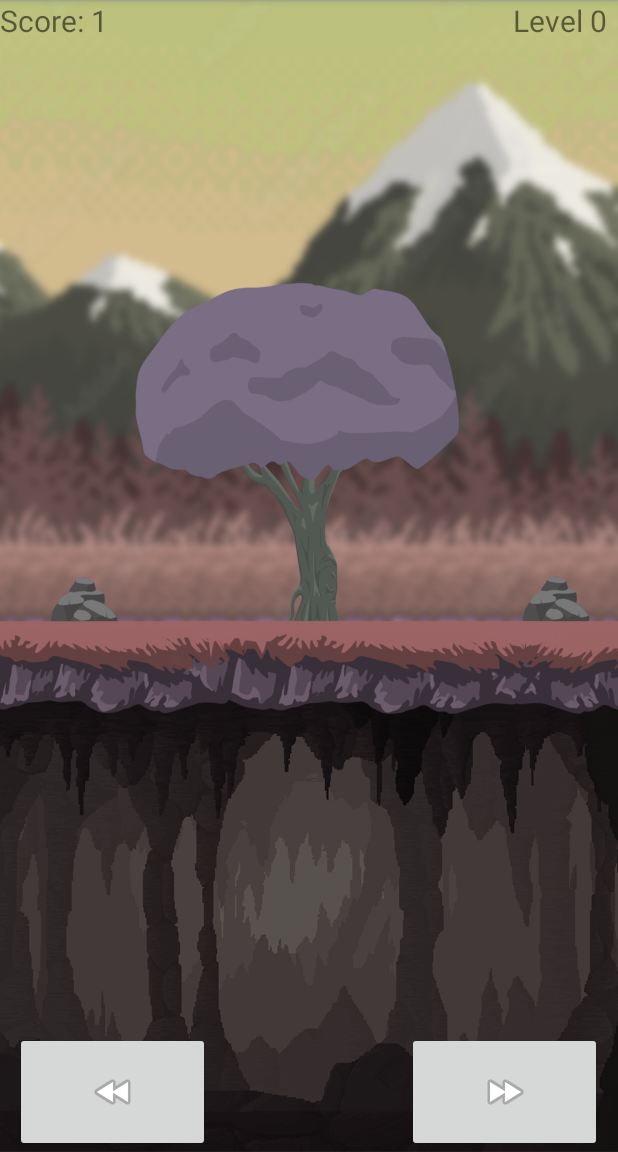
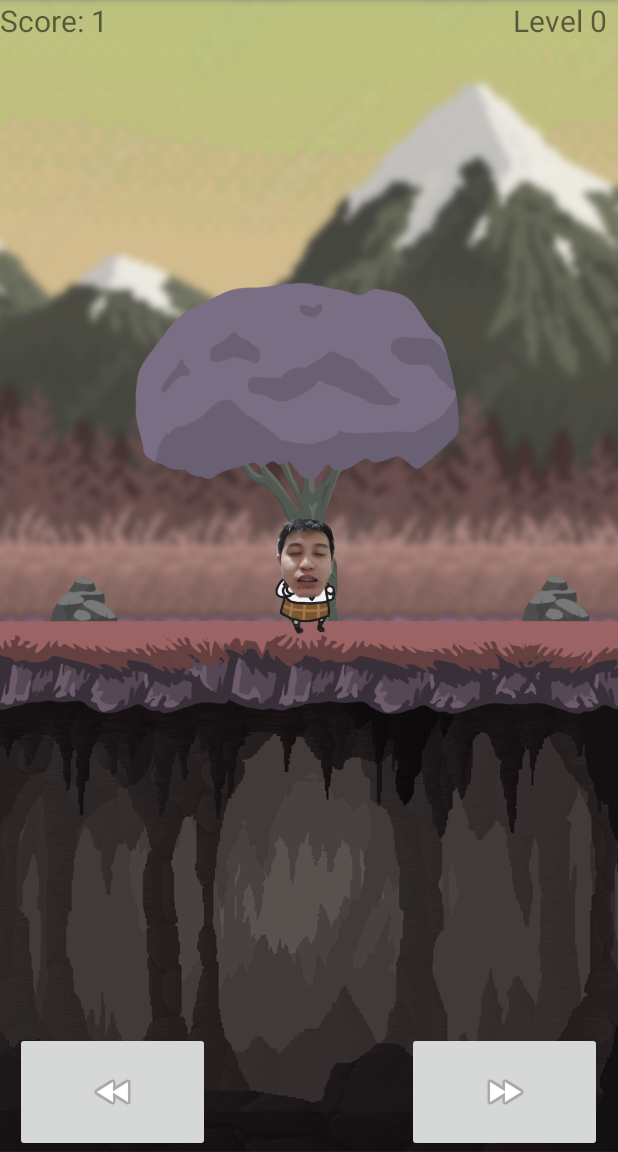
Before and after one commit to faustojc/GameTech, an Android app: the MainActivity screen opened directly, with no data from a screen before it, on a phone screen of 412 x 824 dp, the part 84-1236 px from its top. Run offline under Robolectric (Android 15) with nearby library versions, the phone set to English and light mode, and no system bars; 10 statements that could not run were skipped.

Commit message:
Fixed Player, Stone, platform, and loading of resources and objects

```diff
--- a/app/src/main/java/com/example/finalproject/MainActivity.java
+++ b/app/src/main/java/com/example/finalproject/MainActivity.java
@@ -1,10 +1,7 @@
 package com.example.finalproject;
 
 import android.annotation.SuppressLint;
-import android.graphics.Bitmap;
-import android.graphics.BitmapFactory;
-import android.graphics.Shader;
-import android.graphics.drawable.BitmapDrawable;
+import android.graphics.RectF;
 import android.graphics.drawable.Drawable;
 import android.os.Bundle;
 import android.os.Handler;
@@ -12,16 +9,17 @@ import android.os.HandlerThread;
 import android.util.Log;
 import android.view.MotionEvent;
 import android.view.View;
-import android.view.ViewGroup;
+import android.view.ViewTreeObserver;
 import android.view.animation.Animation;
 import android.view.animation.AnimationUtils;
 import android.widget.Button;
-import android.widget.FrameLayout;
 import android.widget.ImageButton;
 import android.widget.ImageView;
 import android.widget.TextView;
 
+import androidx.annotation.Nullable;
 import androidx.appcompat.app.AppCompatActivity;
+import androidx.constraintlayout.widget.ConstraintLayout;
 import androidx.core.content.res.ResourcesCompat;
 
 import java.lang.reflect.Field;
@@ -31,20 +29,20 @@ import java.util.Timer;
 import java.util.TimerTask;
 
 public class MainActivity extends AppCompatActivity {
-    private FrameLayout gameLayout = null;
-    private ViewGroup.LayoutParams gameLayoutParams = null;
-    private ViewGroup.LayoutParams groundLayoutParams = null;
-    private ImageView ground = null;
-    private ImageView playerImage = null;
+    private ConstraintLayout gameLayout = null;
+    private Player player = null;
+    private ImageView platform = null;
     private TextView scoreText = null;
     private ImageView gameoverImageView = null;
     private TextView levelDisplay = null;
     private TextView levelText = null;
 
+    private final RectF gameLayoutBounds = new RectF();
+    private final RectF platformBounds = new RectF();
+
     private Animation fadeIn = null;
     private Animation fadeOut = null;
 
-    private Player player = null;
     private final ArrayList<Stone> spawnedStones = new ArrayList<>();
 
     private Drawable playerMoveLeft = null;
@@ -62,7 +60,6 @@ public class MainActivity extends AppCompatActivity {
 
     private boolean leftButtonPressed = false;
     private boolean rightButtonPressed = false;
-    private boolean isResourceInitialized = false;
 
     private Timer timer = new Timer();
 
@@ -84,10 +81,10 @@ public class MainActivity extends AppCompatActivity {
             runOnUiThread(() -> {
                 Stone randomStone = new Stone(MainActivity.this, batoIDs.get(random.nextInt(batoIDs.size())));
 
-                int x = (gameLayoutParams.width - randomStone.getLayoutParams().width <= 0) ?
-                        randomStone.getLayoutParams().width : gameLayoutParams.width - randomStone.getLayoutParams().width;
+                float x = (gameLayoutBounds.width() - randomStone.getBounds().width() <= 0) ?
+                        randomStone.getBounds().width() : gameLayoutBounds.width() - randomStone.getLayoutParams().width;
 
-                randomStone.setX(random.nextInt(x));
+                randomStone.setX(random.nextInt((int) x));
 
                 gameLayout.addView(randomStone);
                 spawnedStones.add(randomStone);
@@ -128,20 +125,57 @@ public class MainActivity extends AppCompatActivity {
 
         // Initialize resources first
         initResources();
+    }
 
-        if (isResourceInitialized) {
+    @Override
+    protected void onPostCreate(@Nullable Bundle savedInstanceState) {
+        super.onPostCreate(savedInstanceState);
+
+        levelDisplay.setAnimation(fadeIn);
         scoreText.setText(getString(R.string.score, score));
         levelDisplay.setText(getString(R.string.level, level));
         levelText.setText(getString(R.string.level, level));
 
-            gameLayoutParams = gameLayout.getLayoutParams();
-            groundLayoutParams = ground.getLayoutParams();
+        // Using the ViewTreeObserver to get the View's measurement that has already been measured and laid out
+        ViewTreeObserver.OnGlobalLayoutListener gameLayoutListener = new ViewTreeObserver.OnGlobalLayoutListener() {
+            @Override
+            public void onGlobalLayout() {
+                gameLayout.getViewTreeObserver().removeOnGlobalLayoutListener(this);
 
-            // Initialize the player
-            player = new Player(playerImage.getContext(), gameLayoutParams, groundLayoutParams, playerImage);
+                gameLayoutBounds.set(
+                        gameLayout.getLeft(),
+                        gameLayout.getTop(),
+                        gameLayout.getRight(),
+                        gameLayout.getBottom()
+                );
 
-            playerImage.setX(player.getX());
-            playerImage.setY(player.getY());
+                player.setParentBounds(gameLayoutBounds);
+            }
+        };
+
+        ViewTreeObserver.OnGlobalLayoutListener platformLayoutListener = new ViewTreeObserver.OnGlobalLayoutListener() {
+            @Override
+            public void onGlobalLayout() {
+                platform.getViewTreeObserver().removeOnGlobalLayoutListener(this);
+
+                platformBounds.set(
+                        platform.getLeft(),
+                        platform.getTop(),
+                        platform.getRight(),
+                        platform.getBottom()
+                );
+            }
+        };
+
+        ViewTreeObserver.OnGlobalLayoutListener playerLayoutListener = () -> player.getBounds().set(player.getX(), player.getY(), player.getX() + player.getWidth(), player.getY() + player.getHeight());
+
+        gameLayout.getViewTreeObserver().addOnGlobalLayoutListener(gameLayoutListener);
+        platform.getViewTreeObserver().addOnGlobalLayoutListener(platformLayoutListener);
+        player.getViewTreeObserver().addOnGlobalLayoutListener(playerLayoutListener);
+
+        player.setLayoutParams(player.getLayoutParams());
+        player.setImageDrawable(playerIdleRight);
+        player.setOriginalPosX(player.getX());
 
         // Set the handler thread
         handlerThread.start();
@@ -158,49 +192,9 @@ public class MainActivity extends AppCompatActivity {
             }
         }, 0, 20);
 
-            buttonMovePlayer();
+        setButtonsListener();
         spawnHandler.post(spawnRunnable);
         scoreHandler.post(scoreRunnable);
-
-            // Reset game state on click
-            restartButton.setOnClickListener(view -> {
-                score = 0;
-                level = 0;
-
-                scoreText.setText(getString(R.string.score, score));
-                levelDisplay.setText(getString(R.string.level, level));
-                levelText.setText(getString(R.string.level, level));
-
-                gameoverImageView.setVisibility(View.INVISIBLE);
-                leftButton.setEnabled(true);
-                rightButton.setEnabled(true);
-                restartButton.setVisibility(View.INVISIBLE);
-
-                for (Stone stone : spawnedStones) {
-                    gameLayout.removeView(stone);
-                }
-
-                // Remove all stones
-                spawnedStones.clear();
-
-                // Reset player position X and its source ImageView
-                player.resetPosition();
-                playerImage.setX(player.getX());
-
-                // Start game again
-                timer = new Timer();
-                timer.schedule(new TimerTask() {
-                    @Override
-                    public void run() {
-                        // Run the game in the main UI thread
-                        runOnUiThread(() -> runGame());
-                    }
-                }, 0, 20);
-
-                spawnHandler.post(spawnRunnable);
-                scoreHandler.post(scoreRunnable);
-            });
-        }
     }
 
     @Override
@@ -220,7 +214,7 @@ public class MainActivity extends AppCompatActivity {
             s.moveStone();
             s.setRotation(s.getRotation() + s.getSpeed());
 
-            if ((s.getY() + s.getHeight()) >= (gameLayoutParams.height - groundLayoutParams.height)) {
+            if (s.getBounds().intersect(platformBounds)) {
                 gameLayout.removeView(s);
                 spawnedStones.remove(i);
             }
@@ -250,20 +244,20 @@ public class MainActivity extends AppCompatActivity {
         // Move the player
         if (leftButtonPressed || rightButtonPressed) {
             if (player.getCurrDirection() == Player.DIRECTION_LEFT) {
-                playerImage.setX(player.moveLeft());
-                playerImage.setImageDrawable(playerMoveLeft);
+                player.moveLeft();
+                player.setImageDrawable(playerMoveLeft);
             }
             else if (player.getCurrDirection() == Player.DIRECTION_RIGHT) {
-                playerImage.setX(player.moveRight());
-                playerImage.setImageDrawable(playerMoveRight);
+                player.moveRight();
+                player.setImageDrawable(playerMoveRight);
             }
         }
         else {
             if (player.getPrevDirection() == Player.DIRECTION_LEFT) {
-                playerImage.setImageDrawable(playerIdleLeft);
+                player.setImageDrawable(playerIdleLeft);
             }
             else if (player.getPrevDirection() == Player.DIRECTION_RIGHT) {
-                playerImage.setImageDrawable(playerIdleRight);
+                player.setImageDrawable(playerIdleRight);
             }
         }
     }
@@ -275,8 +269,8 @@ public class MainActivity extends AppCompatActivity {
         levelDisplay = findViewById(R.id.levelDisplay);
         levelText = findViewById(R.id.levelText);
         scoreText = findViewById(R.id.scoreText);
-        ground = findViewById(R.id.ground);
-        playerImage = findViewById(R.id.player);
+        platform = findViewById(R.id.platform);
+        player = findViewById(R.id.player);
         leftButton = findViewById(R.id.leftButton);
         rightButton = findViewById(R.id.rightButton);
         restartButton = findViewById(R.id.restartButton);
@@ -285,19 +279,11 @@ public class MainActivity extends AppCompatActivity {
         fadeIn = AnimationUtils.loadAnimation(this, R.anim.fade_in);
         fadeOut = AnimationUtils.loadAnimation(this, R.anim.fade_out);
 
-        levelDisplay.setAnimation(fadeIn);
-
         // Get player drawable movement states
         playerMoveLeft = ResourcesCompat.getDrawable(getResources(), R.drawable.jarl_move_left, null);
         playerMoveRight = ResourcesCompat.getDrawable(getResources(), R.drawable.jarl_move_right, null);
         playerIdleRight = ResourcesCompat.getDrawable(getResources(), R.drawable.jarl_idle_right, null);
         playerIdleLeft = ResourcesCompat.getDrawable(getResources(), R.drawable.jarl_idle_left, null);
-
-        Bitmap bitmapTexture = BitmapFactory.decodeResource(getResources(), R.drawable.ground);
-        BitmapDrawable bitmapDrawable = new BitmapDrawable(getResources(), bitmapTexture);
-
-        bitmapDrawable.setTileModeXY(Shader.TileMode.REPEAT, Shader.TileMode.REPEAT);
-        ground.setBackground(bitmapDrawable);
 
         try {
             Field[] drawableFiles = R.drawable.class.getFields();
@@ -312,12 +298,10 @@ public class MainActivity extends AppCompatActivity {
         } catch (IllegalAccessException e) {
             Log.d(this.getClass().getName(), e.getMessage());
         }
-
-        isResourceInitialized = true;
     }
 
     @SuppressLint("ClickableViewAccessibility")
-    private void buttonMovePlayer() {
+    private void setButtonsListener() {
         rightButton.setOnTouchListener((view, event) -> {
             if (view.getId() == R.id.rightButton) {
                 if (event.getAction() == MotionEvent.ACTION_DOWN) {
@@ -349,5 +333,43 @@ public class MainActivity extends AppCompatActivity {
 
             return false;
         });
+
+        // Reset game state on click
+        restartButton.setOnClickListener(view -> {
+            score = 0;
+            level = 0;
+
+            scoreText.setText(getString(R.string.score, score));
+            levelDisplay.setText(getString(R.string.level, level));
+            levelText.setText(getString(R.string.level, level));
+
+            gameoverImageView.setVisibility(View.INVISIBLE);
+            leftButton.setEnabled(true);
+            rightButton.setEnabled(true);
+            restartButton.setVisibility(View.INVISIBLE);
+
+            for (Stone stone : spawnedStones) {
+                gameLayout.removeView(stone);
+            }
+
+            // Remove all stones
+            spawnedStones.clear();
+
+            // Reset player position X and its source ImageView
+            player.resetPosition();
+
+            // Start game again
+            timer = new Timer();
+            timer.schedule(new TimerTask() {
+                @Override
+                public void run() {
+                    // Run the game in the main UI thread
+                    runOnUiThread(() -> runGame());
+                }
+            }, 0, 20);
+
+            spawnHandler.post(spawnRunnable);
+            scoreHandler.post(scoreRunnable);
+        });
     }
 }
```
Lines whose indentation alone changed are shown as unchanged.
